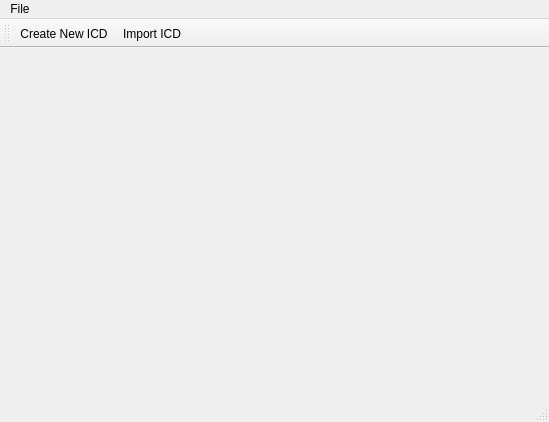
Qt form QtGuiApplication14/QtGuiApplication14.ui (AslihanPamuk/QtGuiApplication14) before a commit.
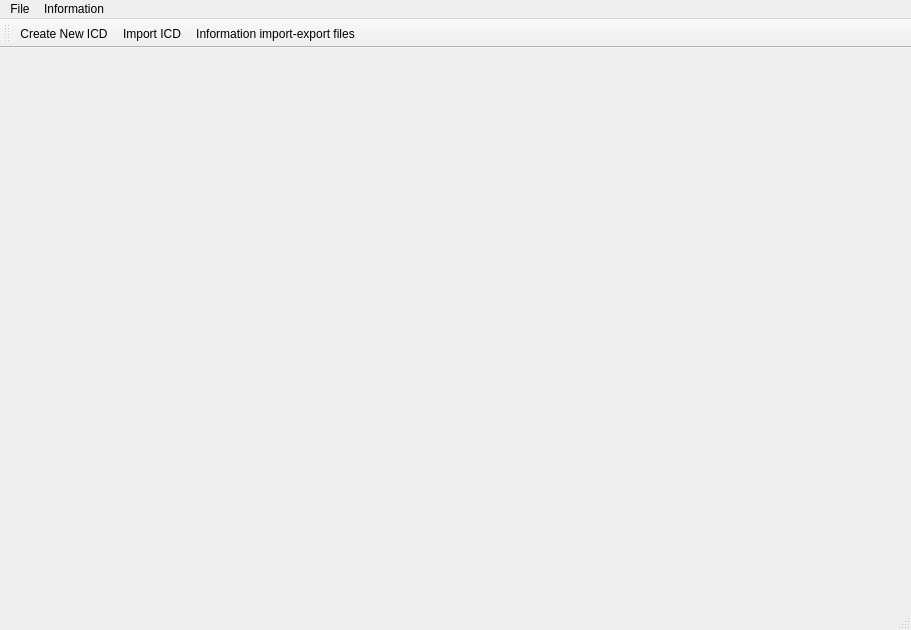
The same form after that commit. Icons and pictures are not drawn.

Commit message: Information arayüzü eklenmiştir.

```diff
--- a/QtGuiApplication14/QtGuiApplication14.ui
+++ b/QtGuiApplication14/QtGuiApplication14.ui
@@ -6,8 +6,8 @@
    <rect>
     <x>0</x>
     <y>0</y>
-    <width>549</width>
-    <height>422</height>
+    <width>911</width>
+    <height>630</height>
    </rect>
   </property>
   <property name="windowTitle">
@@ -19,7 +19,7 @@
     <rect>
      <x>0</x>
      <y>0</y>
-     <width>549</width>
+     <width>911</width>
      <height>21</height>
     </rect>
    </property>
@@ -36,7 +36,14 @@
     </widget>
     <addaction name="menuNew"/>
    </widget>
+   <widget class="QMenu" name="menuInformation">
+    <property name="title">
+     <string>Information</string>
+    </property>
+    <addaction name="actionInformation"/>
+   </widget>
    <addaction name="menuFile"/>
+   <addaction name="menuInformation"/>
   </widget>
   <widget class="QToolBar" name="mainToolBar">
    <attribute name="toolBarArea">
@@ -47,6 +54,7 @@
    </attribute>
    <addaction name="actionICD"/>
    <addaction name="importICD"/>
+   <addaction name="actionInformation"/>
   </widget>
   <widget class="QStatusBar" name="statusBar"/>
   <action name="actionNew">
@@ -84,6 +92,15 @@
     <string>Import ICD</string>
    </property>
   </action>
+  <action name="actionInformation">
+   <property name="icon">
+    <iconset resource="QtGuiApplication14.qrc">
+     <normaloff>:/QtGuiApplication14/Resources/information.png</normaloff>:/QtGuiApplication14/Resources/information.png</iconset>
+   </property>
+   <property name="text">
+    <string>Information import-export files</string>
+   </property>
+  </action>
  </widget>
  <layoutdefault spacing="6" margin="11"/>
  <resources>
```
The commit also changes 10 other files.
